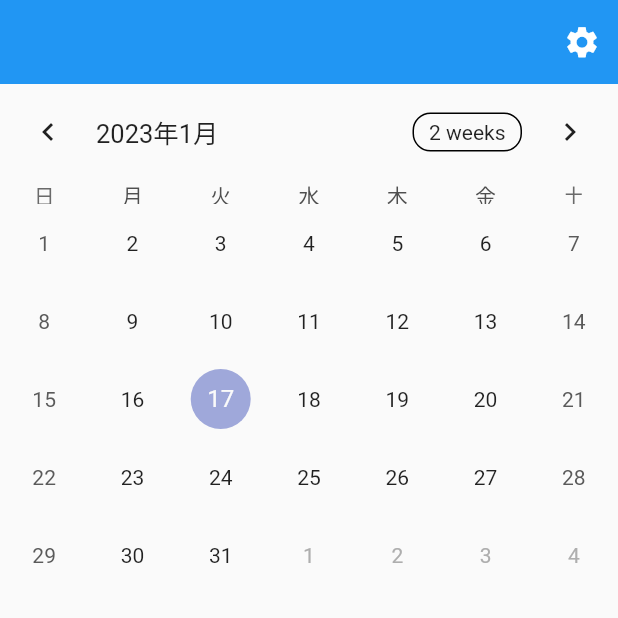
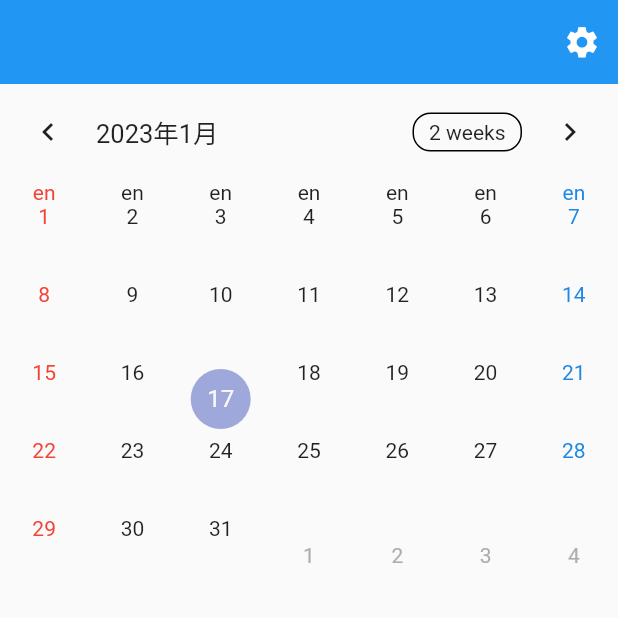
Before and after one commit to matsukawa06/keiba, a Flutter app: the screen it shows after launch, on a phone screen of 412 x 824 dp, the top half of it. Run offline on Flutter 3.47's test engine with Material 2 defaults, Android fonts, the phone set to English and light mode, and no system bars; drawn by our look-alikes of table_calendar; our stand-ins replace flutter_local_notifications, flutter_native_timezone, flutter_riverpod, timezone; missing offline and left inert: flutter_app_badger.

Commit message:
カレンダー変更中

```diff
--- a/lib/main.dart
+++ b/lib/main.dart
@@ -21,7 +21,8 @@ Future<void> main() async {
   // flutter_local_notificationsの初期化
   const AndroidInitializationSettings initializationSettingsAndroid =
       AndroidInitializationSettings('app_icon');
-  const DarwinInitializationSettings initializationSettingsIOS = DarwinInitializationSettings(
+  const DarwinInitializationSettings initializationSettingsIOS =
+      DarwinInitializationSettings(
     requestAlertPermission: true,
     requestBadgePermission: true,
     requestSoundPermission: true,
--- a/lib/presentation/ui/home_page/home_page.dart
+++ b/lib/presentation/ui/home_page/home_page.dart
@@ -1,5 +1,6 @@
 import 'package:flutter/material.dart';
 import 'package:flutter_riverpod/flutter_riverpod.dart';
+import 'package:intl/intl.dart';
 import 'package:keiba/presentation/ui/home_page/home_page_utils.dart';
 import 'package:keiba/presentation/ui/home_page/provider/home_page_provider.dart';
 import 'package:keiba/presentation/ui/setting_page/setting_page.dart';
@@ -105,57 +106,59 @@ class BodyWidget extends ConsumerWidget {
         onPageChanged: (focusedDay) {
           homePageP.changeFocusedDay(focusedDay);
         },
-        // calendarBuilders: CalendarBuilders(
-        //   dowBuilder: (BuildContext context, DateTime day) {
-        //     // アプリの言語設定読み込み<TableCalendarの中身からコピー>
-        //     final locale = Localizations.localeOf(context).languageCode;
+        calendarBuilders: CalendarBuilders(
+          dowBuilder: (BuildContext context, DateTime day) {
+            // アプリの言語設定読み込み<TableCalendarの中身からコピー>
+            final locale = Localizations.localeOf(context).languageCode;
 
-        //     // アプリの言語設定に曜日の文字を対応させる
-        //     final dowText = const DaysOfWeekStyle().dowTextFormatter?.call(day, locale) ??
-        //         DateFormat.E(locale).format(day);
-        //     return Center(
-        //       child: Text(
-        //         dowText,
-        //         // style: TextStyle(color: _textColor(day)),
-        //       ),
-        //     );
-        //   },
-        //   defaultBuilder: (context, day, focusedDay) {
-        //     return AnimatedContainer(
-        //       duration: const Duration(milliseconds: 250),
-        //       margin: EdgeInsets.zero,
-        //       alignment: Alignment.topCenter,
-        //       child: Text(
-        //         day.day.toString(),
-        //         style: TextStyle(color: _textColor(day)),
-        //       ),
-        //     );
-        //   },
-        //   // 有効範囲（firstDay~lastDay）以外の日付部分を生成する
-        //   disabledBuilder: (BuildContext context, DateTime day, DateTime focusedDay) {
-        //     return AnimatedContainer(
-        //       duration: const Duration(milliseconds: 250),
-        //       margin: EdgeInsets.zero,
-        //       alignment: Alignment.topCenter,
-        //       child: Text(
-        //         day.day.toString(),
-        //         style: const TextStyle(color: Colors.grey),
-        //       ),
-        //     );
-        //   },
-        //   selectedBuilder: (context, day, focusedDay) {
-        //     return AnimatedContainer(
-        //       duration: const Duration(milliseconds: 250),
-        //       alignment: Alignment.topCenter,
-        //       child: Text(
-        //         day.day.toString(),
-        //         style: const TextStyle(
-        //           color: Colors.black87,
-        //         ),
-        //       ),
-        //     );
-        //   },
-        // ),
+            // アプリの言語設定に曜日の文字を対応させる
+            final dowText =
+                const DaysOfWeekStyle().dowTextFormatter?.call(day, locale) ??
+                    DateFormat(locale).format(day);
+            return Center(
+              child: Text(
+                dowText,
+                style: TextStyle(color: _textColor(day)),
+              ),
+            );
+          },
+          defaultBuilder: (context, day, focusedDay) {
+            return AnimatedContainer(
+              duration: const Duration(milliseconds: 250),
+              margin: EdgeInsets.zero,
+              alignment: Alignment.topCenter,
+              child: Text(
+                day.day.toString(),
+                style: TextStyle(color: _textColor(day)),
+              ),
+            );
+          },
+          // 有効範囲（firstDay~lastDay）以外の日付部分を生成する
+          disabledBuilder:
+              (BuildContext context, DateTime day, DateTime focusedDay) {
+            return AnimatedContainer(
+              duration: const Duration(milliseconds: 250),
+              margin: EdgeInsets.zero,
+              alignment: Alignment.topCenter,
+              child: Text(
+                day.day.toString(),
+                style: const TextStyle(color: Colors.grey),
+              ),
+            );
+          },
+          selectedBuilder: (context, day, focusedDay) {
+            return AnimatedContainer(
+              duration: const Duration(milliseconds: 250),
+              alignment: Alignment.topCenter,
+              child: Text(
+                day.day.toString(),
+                style: const TextStyle(
+                  color: Colors.black87,
+                ),
+              ),
+            );
+          },
+        ),
       ),
     );
   }
```
Also changed, not shown: 1 other file.
